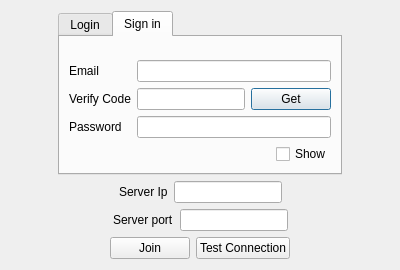
Qt form client/pc/src/ui/login.ui (SkyUOI/OurChat) before a commit.
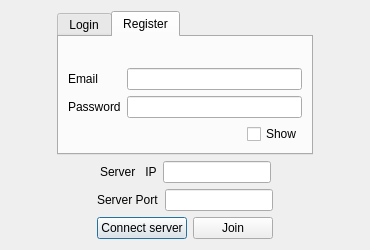
The same form after that commit. The open tabs and pages were chosen to show the change.

```diff
--- a/client/pc/src/ui/login.ui
+++ b/client/pc/src/ui/login.ui
@@ -6,8 +6,8 @@
    <rect>
     <x>0</x>
     <y>0</y>
-    <width>400</width>
-    <height>270</height>
+    <width>370</width>
+    <height>250</height>
    </rect>
   </property>
   <property name="windowTitle">
@@ -100,7 +100,7 @@
        </widget>
        <widget class="QWidget" name="signin_tab">
         <attribute name="title">
-         <string notr="true">Sign in</string>
+         <string notr="true">Register</string>
         </attribute>
         <layout class="QFormLayout" name="formLayout_2">
          <item row="0" column="1">
@@ -124,28 +124,7 @@
           </widget>
          </item>
          <item row="1" column="1">
-          <widget class="QLineEdit" name="lineEdit_5"/>
-         </item>
-         <item row="2" column="0">
-          <widget class="QLabel" name="label_7">
-           <property name="text">
-            <string notr="true">Verify Code</string>
-           </property>
-          </widget>
-         </item>
-         <item row="2" column="1">
-          <layout class="QHBoxLayout" name="horizontalLayout_3">
-           <item>
-            <widget class="QLineEdit" name="lineEdit_7"/>
-           </item>
-           <item>
-            <widget class="QPushButton" name="pushButton_3">
-             <property name="text">
-              <string notr="true">Get</string>
-             </property>
-            </widget>
-           </item>
-          </layout>
+          <widget class="QLineEdit" name="register_email_editor"/>
          </item>
          <item row="3" column="0">
           <widget class="QLabel" name="label_6">
@@ -155,7 +134,11 @@
           </widget>
          </item>
          <item row="3" column="1">
-          <widget class="QLineEdit" name="lineEdit_6"/>
+          <widget class="QLineEdit" name="register_password_editor">
+           <property name="echoMode">
+            <enum>QLineEdit::Password</enum>
+           </property>
+          </widget>
          </item>
          <item row="4" column="1">
           <layout class="QHBoxLayout" name="horizontalLayout_2">
@@ -203,7 +186,7 @@
        <item>
         <widget class="QLabel" name="label">
          <property name="text">
-          <string notr="true">Server Ip</string>
+          <string notr="true">Server   IP</string>
          </property>
         </widget>
        </item>
@@ -243,7 +226,7 @@
        <item>
         <widget class="QLabel" name="label_2">
          <property name="text">
-          <string notr="true">Server port</string>
+          <string notr="true">Server Port</string>
          </property>
         </widget>
        </item>
@@ -285,19 +268,19 @@
         </spacer>
        </item>
        <item>
-        <widget class="QPushButton" name="pushButton">
+        <widget class="QPushButton" name="connect_server_btn">
+         <property name="text">
+          <string notr="true">Connect server</string>
+         </property>
+        </widget>
+       </item>
+       <item>
+        <widget class="QPushButton" name="join_btn">
          <property name="text">
           <string notr="true">Join</string>
          </property>
         </widget>
        </item>
-       <item>
-        <widget class="QPushButton" name="pushButton_2">
-         <property name="text">
-          <string notr="true">Test Connection</string>
-         </property>
-        </widget>
-       </item>
        <item>
         <spacer name="horizontalSpacer_6">
          <property name="orientation">
```
Left out of the diff: 27 changed lines with no effect on the pictures.
